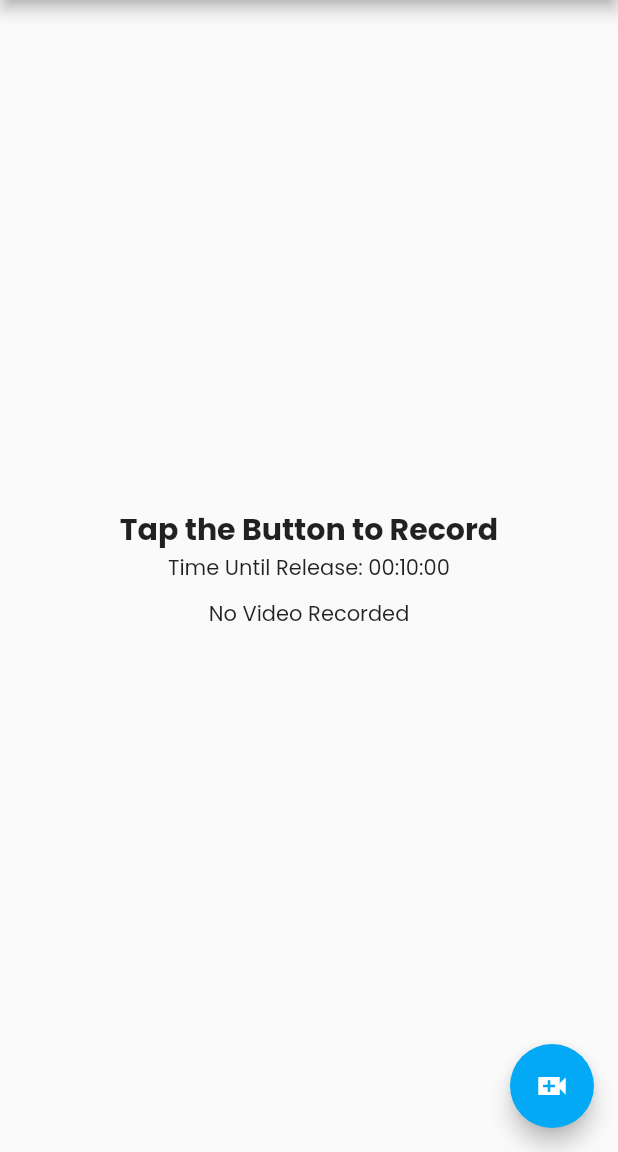
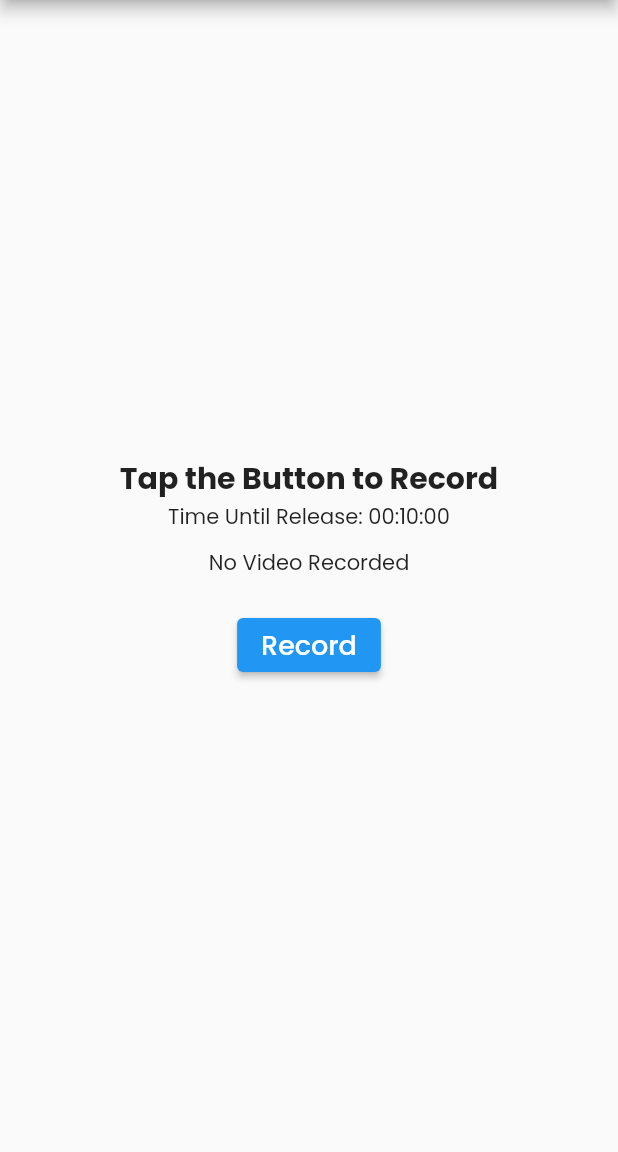
Before and after one commit to elys-app/elys-mobile, a Flutter app: the PanicPage screen opened by its route, on a phone screen of 412 x 824 dp, the part 84-1236 px from its top. Run offline on Flutter 3.47's test engine with Material 2 defaults, Android fonts, the phone set to English and light mode, and no system bars; our stand-ins replace flutter_spinkit, google_fonts, image_picker; missing offline and left inert: amplify_analytics_pinpoint, amplify_api, amplify_auth_cognito, amplify_core, amplify_datastore, amplify_flutter and 1 more; Roboto replaces fonts that are missing (Bellefair).

Commit message:
Fix edit contact, content, and schedule. Update panic page

```diff
--- a/lib/dashboard/dashboard.dart
+++ b/lib/dashboard/dashboard.dart
@@ -121,7 +121,7 @@ class _MainPageState extends State<MainPage> {
             ListTile(
               leading: Icon(Icons.settings, color: Colors.blueAccent),
               title: Text(
-                'Settings',
+                'Designee',
                 style: TextStyle(
                     fontSize: 20,
                     fontWeight: FontWeight.normal,
--- a/lib/dashboard/panic.dart
+++ b/lib/dashboard/panic.dart
@@ -50,7 +50,10 @@ class _PanicPageState extends State<PanicPage> {
           return Text(
             welcome,
             style: GoogleFonts.bellefair(
-              textStyle: TextStyle(fontSize: 30, fontWeight: FontWeight.w500),
+              textStyle: TextStyle(
+                  fontSize: 30,
+                  color: Colors.white,
+                  fontWeight: FontWeight.w500),
             ),
           );
         } else {
@@ -133,6 +136,8 @@ class _PanicPageState extends State<PanicPage> {
 
   Future<void> _onLogout() async {
     try {
+      Navigator.pop(context);
+      await Amplify.DataStore.stop();
       Amplify.Auth.signOut().then((_) {
         Navigator.pushNamed(context, '/');
       });
@@ -188,32 +193,6 @@ class _PanicPageState extends State<PanicPage> {
           ],
         ),
       ),
-      floatingActionButton: Column(
-        mainAxisAlignment: MainAxisAlignment.end,
-        crossAxisAlignment: CrossAxisAlignment.end,
-        children: [
-          Visibility(
-            visible: !_submitted,
-            child: FloatingActionButton(
-              onPressed: () {
-                _getVideo();
-              },
-              child: const Icon(Icons.video_call_sharp),
-              backgroundColor: Colors.lightBlue,
-            ),
-          ),
-          Visibility(
-            visible: _submitted,
-            child: FloatingActionButton(
-              onPressed: () {
-                _cancelCountDown();
-              },
-              child: const Icon(Icons.close_sharp),
-              backgroundColor: Colors.lightBlue,
-            ),
-          ),
-        ],
-      ),
       body: Column(
         mainAxisAlignment: MainAxisAlignment.center,
         children: <Widget>[
@@ -234,6 +213,16 @@ class _PanicPageState extends State<PanicPage> {
             child: !_submitted
                 ? Center(child: Text('No Video Recorded'))
                 : Center(child: Text('Video Available')),
+          ),
+          Padding(
+            padding: const EdgeInsets.all(10.0),
+            child: ElevatedButton(
+                onPressed: !_submitted
+                  ? () {_getVideo();}
+                  : () {_cancelCountDown();},
+                child: !_submitted
+                    ? Text('Record', style: TextStyle(fontSize: 18))
+                    : Text('Cancel', style: TextStyle(fontSize: 18))),
           )
         ],
       ),
--- a/lib/dashboard/show/content.dart
+++ b/lib/dashboard/show/content.dart
@@ -120,7 +120,8 @@ class _ContentPageState extends State<ContentPage> {
             child: Text('Upload any photo or video for future messages',
               style: GoogleFonts.poppins(
                   textStyle: TextStyle(
-                      fontSize: 18)),
+                      fontSize: 18),
+              ),
             ),
           ),
           Divider(
--- a/pubspec.yaml
+++ b/pubspec.yaml
@@ -3,7 +3,7 @@ description: A new Flutter project.
 
 publish_to: 'none' # Remove this line if you wish to publish to pub.dev
 
-version: 0.6.0+7
+version: 0.7.0+8
 
 environment:
   sdk: ">=2.12.0 <3.0.0"
@@ -11,8 +11,7 @@ environment:
 dependencies:
   flutter:
     sdk: flutter
-  image_picker: "^0.8.4"
-  video_player: "^2.2.5"
+  image_picker: "^0.8.5"
   flutter_spinkit: "^5.1.0"
 
   amplify_core: "^0.4.5"
```
Also changed, not shown: lib/dashboard/edit/editcontact.dart (+22 -5 lines), lib/dashboard/edit/editcontent.dart (+33 -3 lines), lib/dashboard/edit/editschedule.dart (+21 -2 lines), pubspec.lock, 3 other files.
